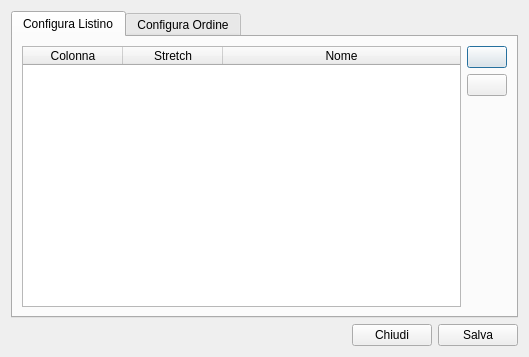
Before: the Qt Designer form moduleReport/configprintdialog.ui in kvsd/Gestionale, drawn with Qt 5.
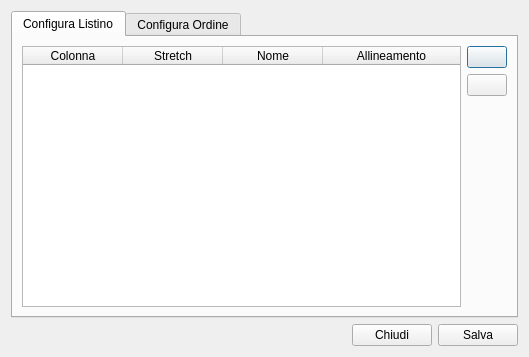
After: the same form once the commit is applied. Icons and pictures are not drawn.

Commit message:
Modifica classe ConfigPrintDialog.
*Aggiunto il campo Allineamento.

Diff of the .ui file:
```diff
--- a/moduleReport/configprintdialog.ui
+++ b/moduleReport/configprintdialog.ui
@@ -44,6 +44,11 @@
            <string>Nome</string>
           </property>
          </column>
+         <column>
+          <property name="text">
+           <string>Allineamento</string>
+          </property>
+         </column>
         </widget>
        </item>
        <item>
```
The commit also changes 1 other file.
